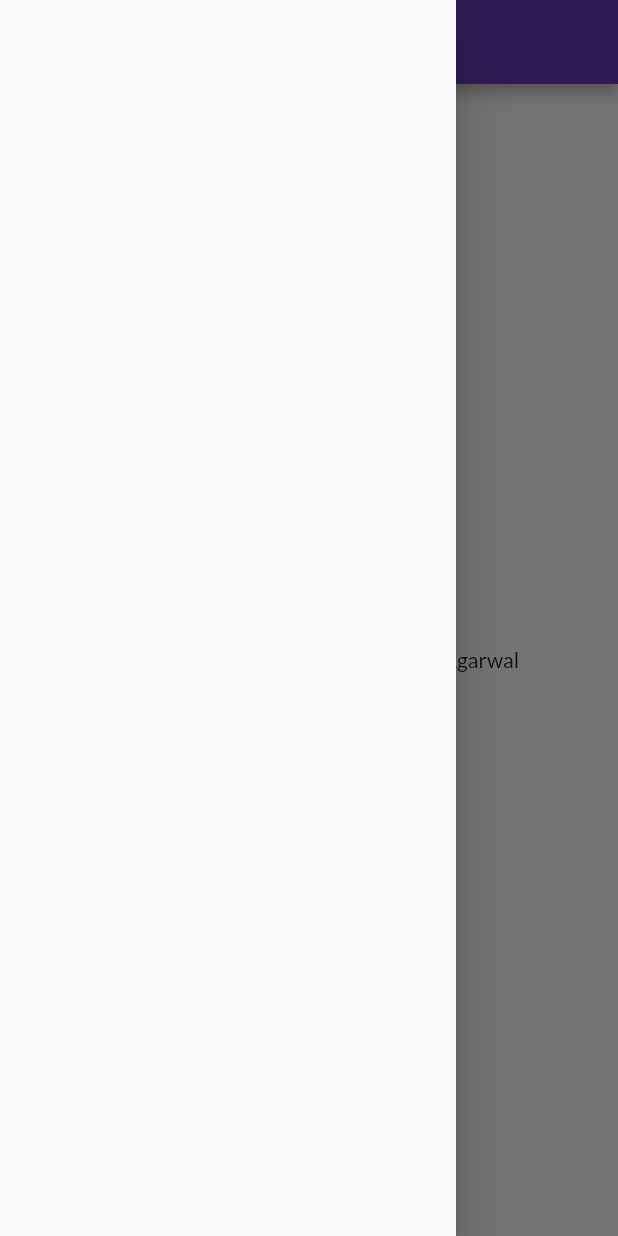
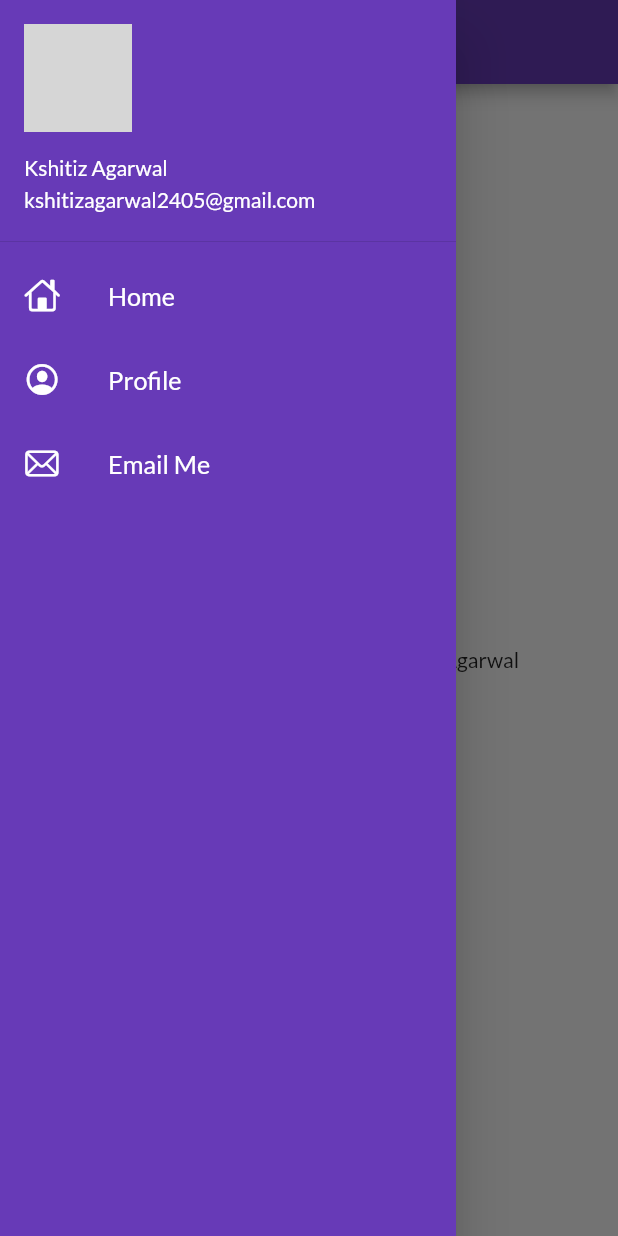
Before and after one commit to Kshiti-24/Flutter-Learning, a Flutter app: the HomePage screen opened by its route, with the side drawer open, on a phone screen of 412 x 824 dp. Run offline on Flutter 3.47's test engine with Material 2 defaults, Android fonts, the phone set to English and light mode, and no system bars; our stand-ins replace google_fonts; network calls fail; grey boxes are pictures that could not be loaded.

Commit message:
learned making drawer

```diff
--- a/lib/pages/home_page.dart
+++ b/lib/pages/home_page.dart
@@ -1,3 +1,4 @@
+import 'package:first/widgets/drawer.dart';
 import 'package:flutter/material.dart';
 class HomePage extends StatelessWidget {
   const HomePage({Key? key}) : super(key: key);
@@ -14,7 +15,8 @@ class HomePage extends StatelessWidget {
           child: Text("$num. Welcome to my first App by $name"),
         ),
       ),
-      drawer: Drawer(),
+      drawer: MyDrawer(
+      ),
     );
   }
 }
--- /dev/null
+++ b/lib/widgets/drawer.dart
@@ -0,0 +1,74 @@
+import 'package:flutter/cupertino.dart';
+import 'package:flutter/material.dart';
+class MyDrawer extends StatelessWidget {
+  const MyDrawer({Key? key}) : super(key: key);
+
+  @override
+  Widget build(BuildContext context) {
+    final imageUrl="https://media-exp1.licdn.com/dms/image/C4E03AQEUzuySJWLvrw/profile-displayphoto-shrink_800_800/0/1638700706814?e=2147483647&v=beta&t=4fS_HTAIS_d_42UYO2uyPb2togSOr_utvXa8bJUf1N0";
+    return Drawer(
+      child: Container(
+        color: Colors.deepPurple,
+        child: ListView(
+          padding: EdgeInsets.zero,
+          children: [
+            DrawerHeader(
+              padding: EdgeInsets.zero,
+              child: UserAccountsDrawerHeader(
+                margin: EdgeInsets.zero,
+                accountName: Text("Kshitiz Agarwal",
+                  style: TextStyle(color: Colors.white),
+                ),
+                accountEmail: Text("kshitizagarwal2405@gmail.com",
+                    style: TextStyle(color: Colors.white),
+                ),
+                currentAccountPicture: CircleAvatar(
+                  backgroundImage: NetworkImage(imageUrl),
+                ),
+              ),
+            ),
+            ListTile(
+              leading: Icon(
+                CupertinoIcons.home,
+                color: Colors.white,
+              ),
+              title: Text(
+                "Home",
+                textScaleFactor: 1.2,
+                style: TextStyle(
+                  color: Colors.white,
+                ),
+              ),
+            ),
+            ListTile(
+              leading: Icon(
+                CupertinoIcons.profile_circled,
+                color: Colors.white,
+              ),
+              title: Text(
+                "Profile",
+                textScaleFactor: 1.2,
+                style: TextStyle(
+                  color: Colors.white,
+                ),
+              ),
+            ),
+            ListTile(
+              leading: Icon(
+                CupertinoIcons.mail,
+                color: Colors.white,
+              ),
+              title: Text(
+                "Email Me",
+                textScaleFactor: 1.2,
+                style: TextStyle(
+                  color: Colors.white,
+                ),
+              ),
+            )
+          ],
+        ),
+      ),
+    );
+  }
+}
```
